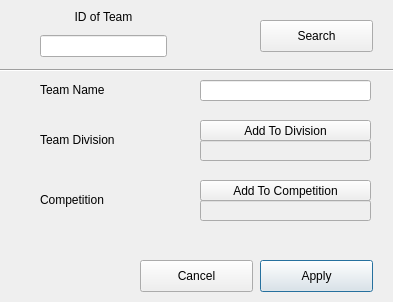
The window that editteamdiag.ui (stefanmarjanovic/Comp) describes before a commit, drawn with Qt 5.
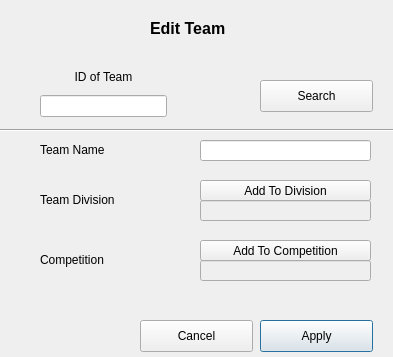
The same window after the commit.

Commit message:
Add Labels and Competition interface
Add titles on dialogue boxes
Add Competition interface

The edit to the form file:
```diff
--- a/editteamdiag.ui
+++ b/editteamdiag.ui
@@ -7,7 +7,7 @@
     <x>0</x>
     <y>0</y>
     <width>393</width>
-    <height>302</height>
+    <height>357</height>
    </rect>
   </property>
   <property name="windowTitle">
@@ -17,7 +17,7 @@
    <property name="geometry">
     <rect>
      <x>200</x>
-     <y>80</y>
+     <y>140</y>
      <width>171</width>
      <height>21</height>
     </rect>
@@ -27,7 +27,7 @@
    <property name="geometry">
     <rect>
      <x>40</x>
-     <y>190</y>
+     <y>250</y>
      <width>121</width>
      <height>20</height>
     </rect>
@@ -40,7 +40,7 @@
    <property name="geometry">
     <rect>
      <x>200</x>
-     <y>180</y>
+     <y>240</y>
      <width>171</width>
      <height>21</height>
     </rect>
@@ -56,7 +56,7 @@
    <property name="geometry">
     <rect>
      <x>200</x>
-     <y>140</y>
+     <y>200</y>
      <width>171</width>
      <height>21</height>
     </rect>
@@ -69,7 +69,7 @@
    <property name="geometry">
     <rect>
      <x>40</x>
-     <y>80</y>
+     <y>140</y>
      <width>121</width>
      <height>20</height>
     </rect>
@@ -82,7 +82,7 @@
    <property name="geometry">
     <rect>
      <x>40</x>
-     <y>130</y>
+     <y>190</y>
      <width>121</width>
      <height>20</height>
     </rect>
@@ -95,7 +95,7 @@
    <property name="geometry">
     <rect>
      <x>200</x>
-     <y>120</y>
+     <y>180</y>
      <width>171</width>
      <height>21</height>
     </rect>
@@ -111,7 +111,7 @@
    <property name="geometry">
     <rect>
      <x>200</x>
-     <y>200</y>
+     <y>260</y>
      <width>171</width>
      <height>21</height>
     </rect>
@@ -124,7 +124,7 @@
    <property name="geometry">
     <rect>
      <x>-10</x>
-     <y>60</y>
+     <y>120</y>
      <width>461</width>
      <height>20</height>
     </rect>
@@ -137,7 +137,7 @@
    <property name="geometry">
     <rect>
      <x>260</x>
-     <y>20</y>
+     <y>80</y>
      <width>113</width>
      <height>32</height>
     </rect>
@@ -162,7 +162,7 @@
    <property name="geometry">
     <rect>
      <x>40</x>
-     <y>10</y>
+     <y>70</y>
      <width>127</width>
      <height>47</height>
     </rect>
@@ -187,7 +187,7 @@
    <property name="geometry">
     <rect>
      <x>260</x>
-     <y>260</y>
+     <y>320</y>
      <width>113</width>
      <height>32</height>
     </rect>
@@ -212,7 +212,7 @@
    <property name="geometry">
     <rect>
      <x>140</x>
-     <y>260</y>
+     <y>320</y>
      <width>113</width>
      <height>32</height>
     </rect>
@@ -221,6 +221,26 @@
     <string>Cancel</string>
    </property>
   </widget>
+  <widget class="QLabel" name="label">
+   <property name="geometry">
+    <rect>
+     <x>150</x>
+     <y>20</y>
+     <width>101</width>
+     <height>16</height>
+    </rect>
+   </property>
+   <property name="font">
+    <font>
+     <pointsize>12</pointsize>
+     <weight>75</weight>
+     <bold>true</bold>
+    </font>
+   </property>
+   <property name="text">
+    <string>Edit Team</string>
+   </property>
+  </widget>
  </widget>
  <tabstops>
   <tabstop>id</tabstop>
```
The commit also changes 15 other files.
